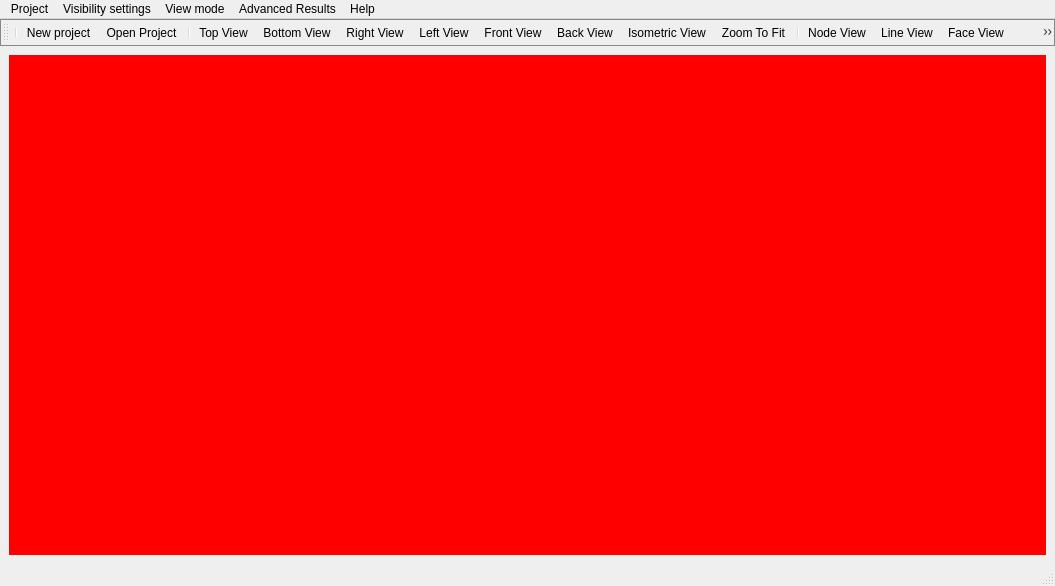
First picture: the form in vibra/interface/data/ui_files/main_window.ui, repository MOPT-UFSC/VIBRA, before the edit.
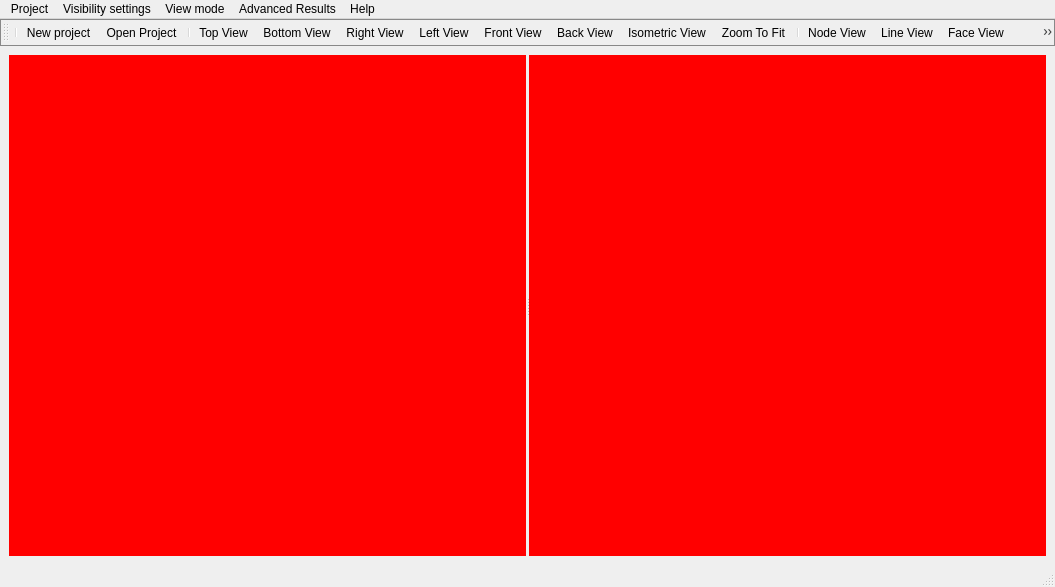
Second picture: the form after the edit. Icons and pictures are not drawn.

```diff
--- a/vibra/interface/data/ui_files/main_window.ui
+++ b/vibra/interface/data/ui_files/main_window.ui
@@ -7,7 +7,7 @@
     <x>0</x>
     <y>0</y>
     <width>1055</width>
-    <height>586</height>
+    <height>587</height>
    </rect>
   </property>
   <property name="windowTitle">
@@ -17,19 +17,61 @@
    <layout class="QHBoxLayout" name="horizontalLayout">
     <item>
      <widget class="QSplitter" name="splitter">
-      <property name="styleSheet">
-       <string notr="true"/>
+      <property name="lineWidth">
+       <number>1</number>
       </property>
       <property name="orientation">
        <enum>Qt::Horizontal</enum>
       </property>
+      <property name="opaqueResize">
+       <bool>true</bool>
+      </property>
+      <property name="handleWidth">
+       <number>3</number>
+      </property>
+      <widget class="QStackedWidget" name="stacked_setup">
+       <property name="sizePolicy">
+        <sizepolicy hsizetype="Ignored" vsizetype="Ignored">
+         <horstretch>0</horstretch>
+         <verstretch>0</verstretch>
+        </sizepolicy>
+       </property>
+       <property name="contextMenuPolicy">
+        <enum>Qt::DefaultContextMenu</enum>
+       </property>
+       <property name="styleSheet">
+        <string notr="true"/>
+       </property>
+       <property name="currentIndex">
+        <number>0</number>
+       </property>
+       <widget class="QWidget" name="page_3">
+        <property name="autoFillBackground">
+         <bool>false</bool>
+        </property>
+        <property name="styleSheet">
+         <string notr="true">background: red;</string>
+        </property>
+       </widget>
+       <widget class="QWidget" name="page_4">
+        <property name="styleSheet">
+         <string notr="true">background: blue;</string>
+        </property>
+       </widget>
+      </widget>
       <widget class="QStackedWidget" name="render_widgets_stack">
+       <property name="sizePolicy">
+        <sizepolicy hsizetype="Ignored" vsizetype="Ignored">
+         <horstretch>0</horstretch>
+         <verstretch>0</verstretch>
+        </sizepolicy>
+       </property>
        <property name="currentIndex">
         <number>0</number>
        </property>
        <widget class="QWidget" name="page">
         <property name="styleSheet">
-         <string notr="true">background-color: rgb(255, 0, 0);</string>
+         <string notr="true">background: red;</string>
         </property>
        </widget>
        <widget class="QWidget" name="page_2">
```
Left out of the diff: 6 changed lines with no effect on the pictures.
